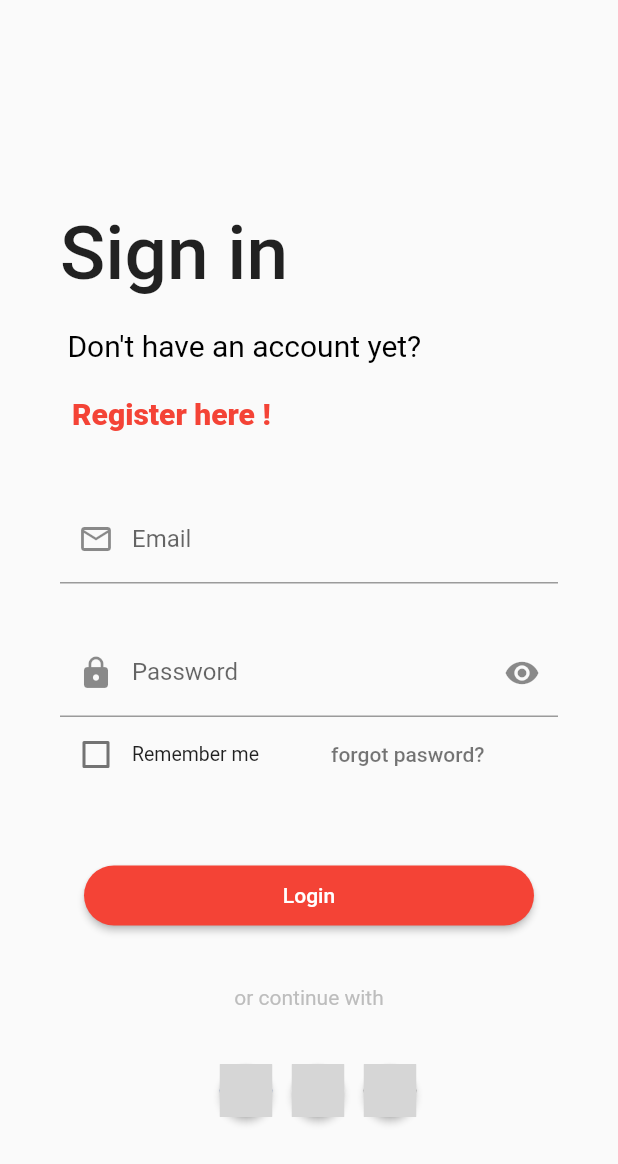
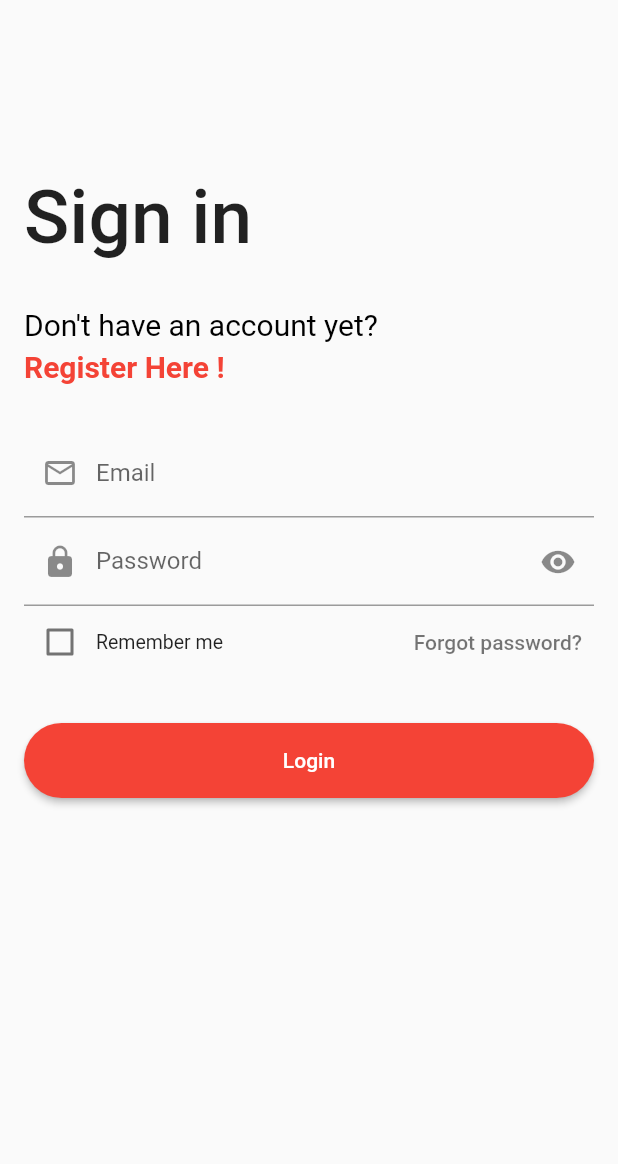
Before and after one commit to IEEE-DITU/form-creater-app, a Flutter app: the LoginScreen screen opened directly, on a phone screen of 412 x 824 dp. Shown: the top 1164 px of the screen. Run offline on Flutter 3.47's test engine with Material 2 defaults, Android fonts, the phone set to English and light mode, and no system bars; grey boxes are pictures that could not be loaded.

Commit message:
Fixed Login Screen UI

```diff
--- a/lib/screens/login_screen.dart
+++ b/lib/screens/login_screen.dart
@@ -1,4 +1,4 @@
-import 'package:flutter_signin_button/flutter_signin_button.dart';
+import 'package:flutter/gestures.dart';
 import 'package:flutter/material.dart';
 import 'package:ieee_forms/screens/signup_screen.dart';
 
@@ -10,58 +10,58 @@ class LoginScreen extends StatefulWidget {
 }
 
 class _LoginScreenState extends State<LoginScreen> {
+  final GlobalKey<FormState> _formKey = GlobalKey<FormState>();
   bool _isHidden = true;
   bool _isCheck = false;
+
   @override
   Widget build(BuildContext context) {
     return Scaffold(
-      resizeToAvoidBottomInset: false,
-      body: Padding(
-        padding: const EdgeInsets.all(40.0),
-        child: Column(children: [
+      body: SingleChildScrollView(
+        child: Padding(
+          padding: const EdgeInsets.all(16.0),
+          child: Form(
+            key: _formKey,
+            child: Column(
+              mainAxisAlignment: MainAxisAlignment.start,
+                crossAxisAlignment: CrossAxisAlignment.start,
+                children: [
               const SizedBox(
                 height: 100.0,
               ),
-          const SizedBox(
-            width: 500,
-            child: Text(
+              const Text(
                 'Sign in',
                 style: TextStyle(
                   fontSize: 50,
                   fontWeight: FontWeight.w500,
                 ),
               ),
+              const SizedBox(
+                height: 30.0,
               ),
-          const SizedBox(
-            height: 20.0,
-          ),
-          const SizedBox(
-            width: 500,
-            child: Text(" Don't have an account yet?",
+              const Text("Don't have an account yet?",
                   style: TextStyle(
                     color: Colors.black,
                     fontSize: 20,
                   )),
+              const SizedBox(
+                height: 5.0,
               ),
-          const SizedBox(
-            height: 10.0,
+              RichText(text: TextSpan(
+                text: 'Register Here !',
+                style: const TextStyle(
+                  color: Colors.red,
+                  fontSize: 20,
+                  fontWeight: FontWeight.bold
                 ),
-          SizedBox(
-              width: 500,
-              child: Row(
-                children: [
-                  TextButton(
-                    onPressed: () {
-                      Navigator.push(
+                recognizer: TapGestureRecognizer()
+                  ..onTap = () {
+                    Navigator.pushAndRemoveUntil(
                         context,
                         MaterialPageRoute(
-                              builder: (context) => const SignupScreen()));
-                    },
-                    child: const Text('Register here !',
-                        style: TextStyle(
-                            fontWeight: FontWeight.w800, fontSize: 20)),
-                  )
-                ],
+                            builder: (context) => const SignupScreen()),
+                          (Route<dynamic> route) => false,);
+                  }
               )),
               const SizedBox(
                 height: 30.0,
@@ -71,9 +71,6 @@ class _LoginScreenState extends State<LoginScreen> {
                     prefixIcon: Icon(Icons.email_outlined),
                     hintText: " Enter your email address",
                     labelText: "Email"),
-          ),
-          const SizedBox(
-            height: 30.0,
               ),
               TextFormField(
                 obscureText: _isHidden,
@@ -87,9 +84,9 @@ class _LoginScreenState extends State<LoginScreen> {
                     hintText: " Enter your Password",
                     labelText: "Password"),
               ),
-          const SizedBox(
-            height: 1.0,
-          ),
+              Row(
+                mainAxisAlignment: MainAxisAlignment.spaceBetween,
+                children: [
                   Row(
                     children: [
                       Checkbox(
@@ -103,69 +100,32 @@ class _LoginScreenState extends State<LoginScreen> {
                         "Remember me",
                         style: TextStyle(fontSize: 13),
                       ),
-              const SizedBox(
-                width: 40.0,
+                    ],
                   ),
                   TextButton(
                       onPressed: (() {}),
                       child: const Text(
-                    'forgot pasword?',
+                        'Forgot password?',
                         style: TextStyle(color: Colors.black54),
                       ))
                 ],
               ),
               const SizedBox(
-            height: 50.0,
+                height: 30.0,
               ),
-          SizedBox(
-            width: 300,
-            height: 40,
-            child: ElevatedButton(
+              ElevatedButton(
                   style: ElevatedButton.styleFrom(
                     shape: RoundedRectangleBorder(
                         borderRadius: BorderRadius.circular(50)),
+                    minimumSize: const Size.fromHeight(50)
                   ),
                   child: const Text('Login'),
                   onPressed: () {
                     debugPrint('Login');
                   }),
-          ),
-          const SizedBox(
-            height: 40.0,
-          ),
-          Text(
-            "or continue with",
-            style: TextStyle(color: Colors.grey.shade400),
-          ),
-          const SizedBox(
-            height: 30.0,
-          ),
-          Padding(
-            padding: const EdgeInsets.only(left: 100),
-            child: Row(
-              children: [
-                SignInButton(
-                  Buttons.Facebook,
-                  mini: true,
-                  shape: const CircleBorder(side: BorderSide.none),
-                  onPressed: () {},
-                ),
-                SignInButton(
-                  Buttons.Apple,
-                  shape: const CircleBorder(side: BorderSide.none),
-                  mini: true,
-                  onPressed: () {},
-                ),
-                SignInButton(
-                  Buttons.GitHub,
-                  shape: const CircleBorder(side: BorderSide.none),
-                  mini: true,
-                  onPressed: () {},
-                ),
-              ],
+            ]),
           ),
         ),
-        ]),
       ),
     );
   }
--- a/lib/screens/signup_screen.dart
+++ b/lib/screens/signup_screen.dart
@@ -66,10 +66,11 @@ class _SignupScreenState extends State<SignupScreen> {
                         recognizer: TapGestureRecognizer()
                           ..onTap = () {
                             debugPrint('login');
-                            Navigator.push(
+                            Navigator.pushAndRemoveUntil(
                                 context,
                                 MaterialPageRoute(
-                                    builder: (context) => const LoginScreen()));
+                                    builder: (context) => const LoginScreen()),
+                                  (Route<dynamic> route) => false,);
                           }
                       )
                     ]
--- a/pubspec.yaml
+++ b/pubspec.yaml
@@ -31,9 +31,6 @@ environment:
 dependencies:
   flutter:
     sdk: flutter
-
-
-  flutter_signin_button: ^2.0.0
   # The following adds the Cupertino Icons font to your application.
   # Use with the CupertinoIcons class for iOS style icons.
   cupertino_icons: ^1.0.2
```
Also changed, not shown: pubspec.lock. Lines whose indentation alone changed are shown as unchanged.
